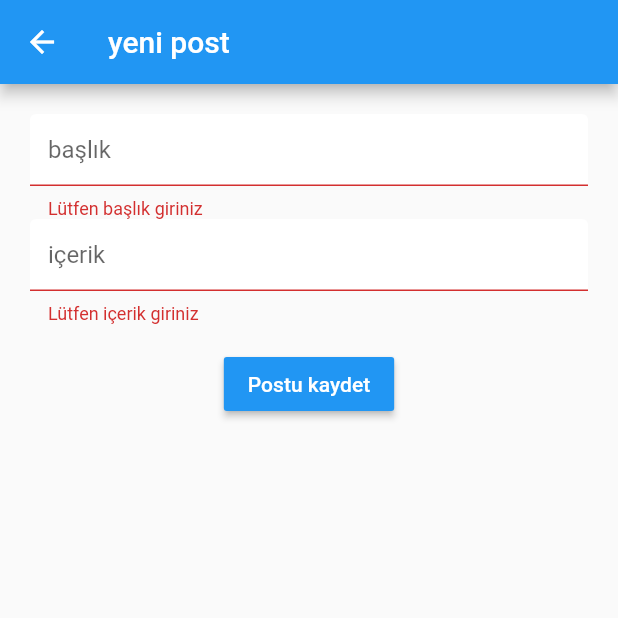
After one commit to isafaruk/bitirmeFlutter, a Flutter app: the NewPostPage screen opened directly, after a tap on "Postu kaydet", on a phone screen of 412 x 824 dp, the top half of it. The commit adds this screen. Run offline on Flutter 3.47's test engine with Material 2 defaults, Android fonts, the phone set to English and light mode, and no system bars; our stand-ins replace cloud_firestore, email_validator, firebase_auth, firebase_core, flutter_spinkit; accounts and stored records are empty.

Commit message:
first commit

```diff
--- /dev/null
+++ b/lib/screens/new_post_page.dart
@@ -0,0 +1,128 @@
+import 'package:bitirme5/screens/home_page.dart';
+import 'package:bitirme5/services/database.dart';
+import 'package:bitirme5/shared/constants.dart';
+import 'package:firebase_auth/firebase_auth.dart';
+import 'package:flutter/material.dart';
+import 'package:provider/provider.dart';
+
+class NewPostPage extends StatefulWidget {
+  const NewPostPage({Key? key}) : super(key: key);
+
+  @override
+  _NewPostPageState createState() => _NewPostPageState();
+}
+
+class _NewPostPageState extends State<NewPostPage> {
+  final _newPostFormKey = GlobalKey<FormState>();
+
+  bool loading = false;
+  String error = '';
+
+  final _titleController = TextEditingController();
+  final _contentController = TextEditingController();
+
+  final _db = DatabaseService();
+
+  @override
+  void dispose() {
+    _titleController.dispose();
+    _contentController.dispose();
+    super.dispose();
+  }
+
+  @override
+  Widget build(BuildContext context) {
+    return Scaffold(
+      appBar: AppBar(title: Text("yeni post"),
+      ),
+      body:Container(
+        padding : const EdgeInsets.all(20.0),
+        child: SingleChildScrollView(
+          child: Form(
+            key: _newPostFormKey,
+            child: Column(
+              children: <Widget>[
+                TextFormField(
+                  decoration:
+                  textInputDecoration.copyWith(hintText: 'başlık'),
+                  controller: _titleController,
+                  validator: (value) {
+                    if (value!.isEmpty) {
+                      return "Lütfen başlık giriniz";
+                    }else{
+                      return null;
+                    }
+                  },
+                ),
+                TextFormField(
+                  decoration:
+                  textInputDecoration.copyWith(hintText: 'içerik'),
+                  controller: _contentController,
+                  validator: (value) {
+                    if (value!.isEmpty) {
+                      return "Lütfen içerik giriniz";
+                    }else{
+                      return null;
+                    }
+                  },
+                ),
+                Container(
+                  margin: const EdgeInsets.only(top: 16.0, bottom: 16.0),
+                  child: RaisedButton(
+                      child: Text("Postu kaydet"),
+                      color: Theme.of(context).primaryColor,
+                      textColor: Colors.white,
+                      onPressed: () async {
+                        if (_newPostFormKey.currentState!.validate()) {
+                          setState(() {
+                            loading = true;
+                          });
+                          try {
+                            // Log in user by firebase auth
+                            final user = Provider.of<User?>(
+                                context,
+                                listen:false
+                            );
+                            dynamic result =
+                            await _db.createPost(
+                                user!.uid,
+                                _titleController.text,
+                                _contentController.text);
+
+                            if (result != null) {
+                              Navigator.push(
+                                context,
+                                MaterialPageRoute(
+                                  builder: (context) => HomePage(),
+                                ),
+                              );
+                            } else {
+                              setState(() {
+                                error = 'Bilgilerini kontrol ediniz!';
+                                loading = false;
+                              });
+                            }
+                          } catch (e) {
+                            print('Hata Oluştu!!: $e');
+                          }
+                        }
+                      }),
+                ),
+                SizedBox(
+                  height: 20.0,
+                ),
+                Text(error,
+                    style: TextStyle(
+                      color: Colors.red,
+                      fontSize: 14.0,
+                    )),
+
+              ],
+            ),
+
+          ),
+        ),
+      ),
+    );
+  }
+}
--- a/lib/services/auth.dart
+++ b/lib/services/auth.dart
@@ -1,9 +1,11 @@
 import 'package:bitirme5/models/users.dart';
+import 'package:bitirme5/services/database.dart';
 import 'package:firebase_auth/firebase_auth.dart';
 
 
 class AuthService {
   final FirebaseAuth _auth = FirebaseAuth.instance;
+  final DatabaseService _db = DatabaseService();
 
   Stream<Users?> get user {
     return _auth.authStateChanges()
@@ -32,6 +34,7 @@ class AuthService {
           .createUserWithEmailAndPassword(
           email: email,
           password: pass);
+      await _db.registerUser(credential.user!.uid, name, email);
       return credential.user!;
     }catch(e){
       print(e.toString());
```
Also changed, not shown: lib/models/post.dart (added, +27 -0 lines), lib/screens/home_page.dart (+24 -4 lines), lib/services/database.dart (added, +42 -0 lines), lib/models/apart.dart (added).
